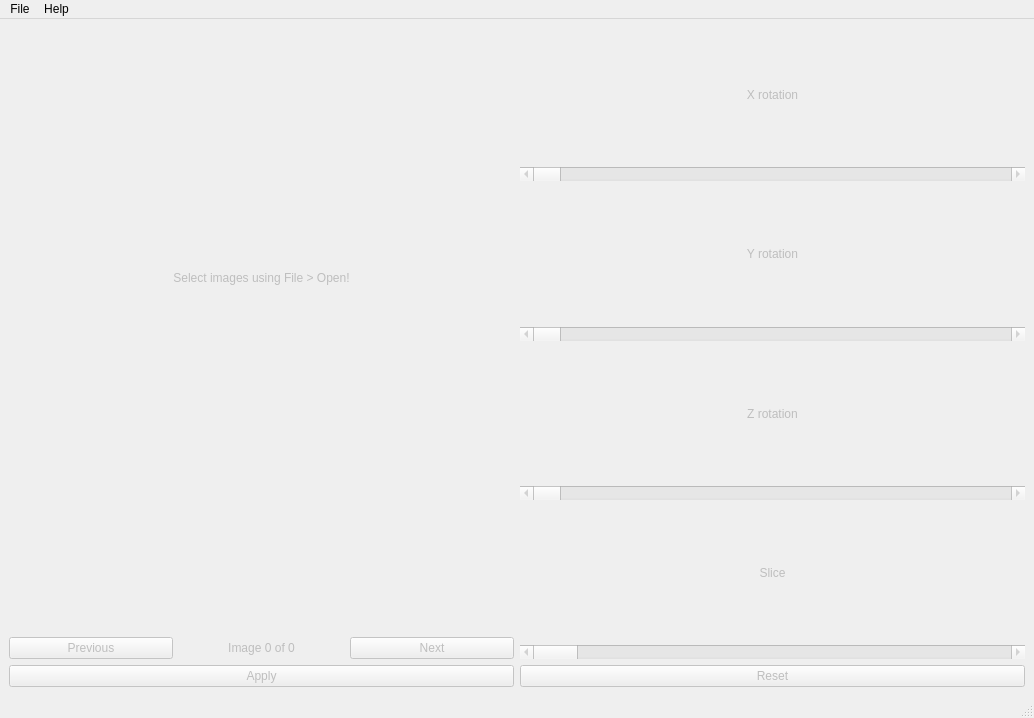
Above: src/GUI/main.ui from NIRALUser/NeuroRuler before the change. Below: the same form after it.
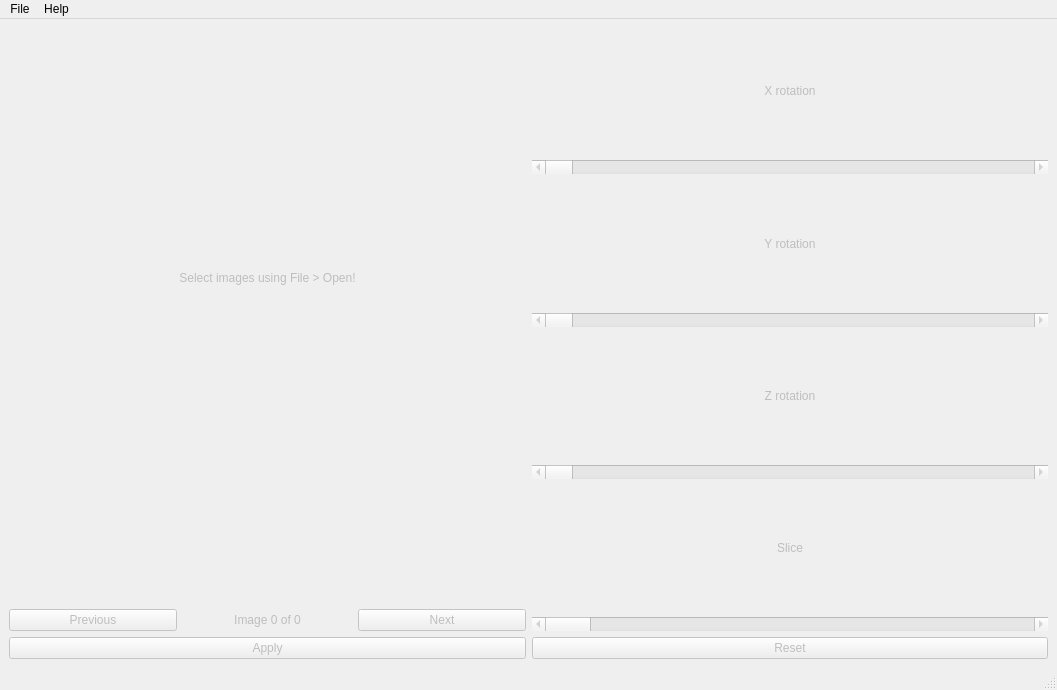
That is the form after the change.

The edit to the form file:
```diff
--- a/src/GUI/main.ui
+++ b/src/GUI/main.ui
@@ -6,8 +6,8 @@
    <rect>
     <x>0</x>
     <y>0</y>
-    <width>1034</width>
-    <height>718</height>
+    <width>1057</width>
+    <height>690</height>
    </rect>
   </property>
   <property name="windowTitle">
@@ -253,7 +253,7 @@
     <rect>
      <x>0</x>
      <y>0</y>
-     <width>1034</width>
+     <width>1057</width>
      <height>24</height>
     </rect>
    </property>
```
